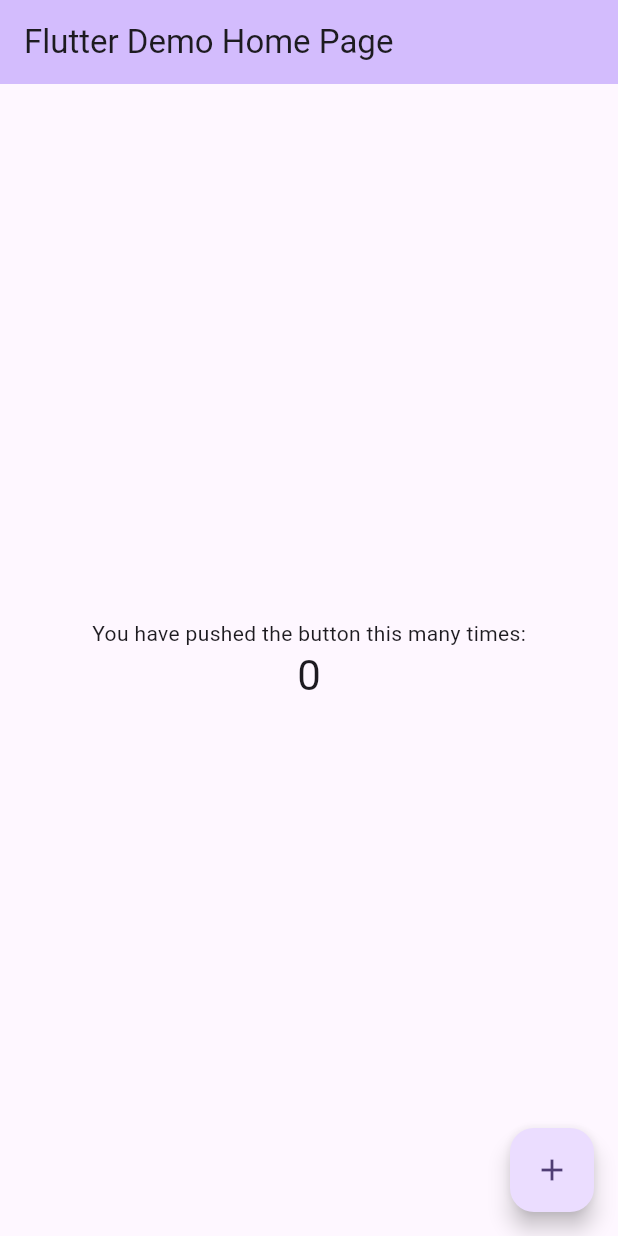
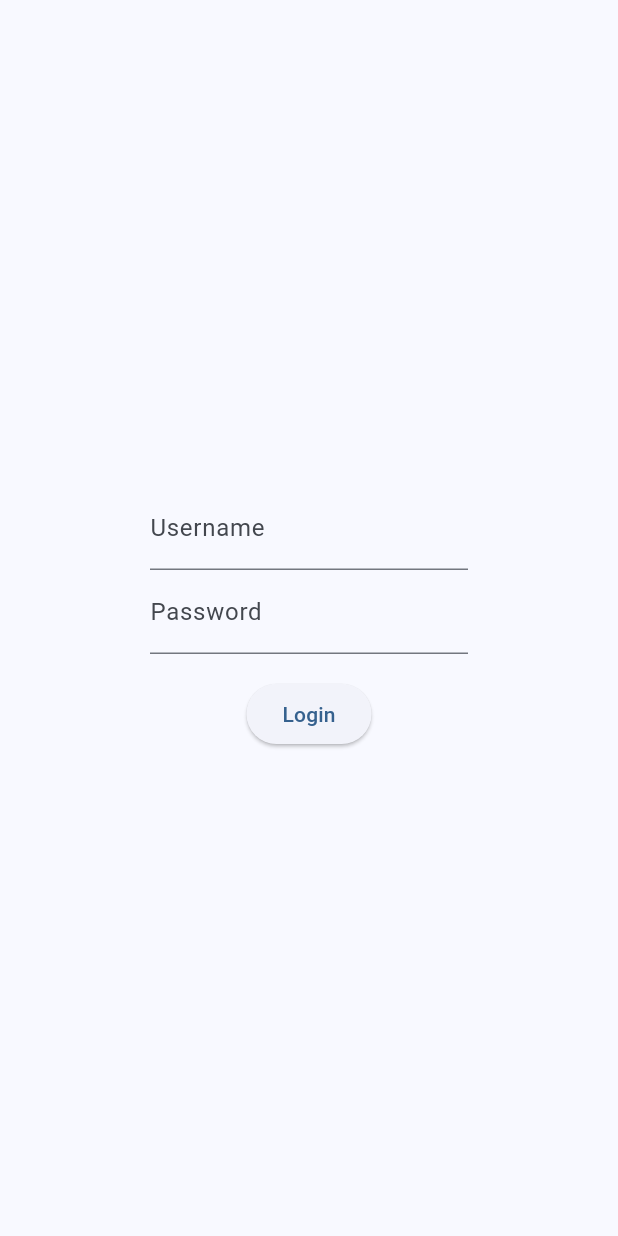
Before and after one commit to teguhmad123/absensi, a Flutter app: the screen it shows after launch, on a phone screen of 412 x 824 dp. Run offline on Flutter 3.47's test engine with Material 3 defaults, Android fonts, the phone set to English and light mode, and no system bars.

Commit message:
feat(login): init login page

```diff
--- /dev/null
+++ b/lib/auth/login_page.dart
@@ -0,0 +1,94 @@
+import 'package:flutter/material.dart';
+
+import 'package:absensi/main/home_page.dart';
+
+class LoginPage extends StatefulWidget {
+  const LoginPage({super.key});
+
+  @override
+  State<LoginPage> createState() => _LoginPageState();
+}
+
+class _LoginPageState extends State<LoginPage> {
+  final _formKey = GlobalKey<FormState>();
+  TextEditingController usernameController = TextEditingController();
+  TextEditingController passwordController = TextEditingController();
+
+  @override
+  Widget build(BuildContext context) {
+    return Scaffold(
+      body: Form(
+        key: _formKey,
+        child: Center(
+          child: Container(
+            margin: EdgeInsets.all(100),
+            // padding: EdgeInsets.all(100.0),
+            child: Column(
+              mainAxisAlignment: MainAxisAlignment.center,
+              children: <Widget>[
+                TextFormField(
+                  controller: usernameController,
+                  decoration: InputDecoration(
+                    labelText: "Username",
+                  ),
+                  keyboardType: TextInputType.text,
+                  validator: (value) {
+                    if (value == null || value.isEmpty) {
+                      return 'Please enter your username';
+                    }
+                    return null;
+                  },
+                ),
+                TextFormField(
+                  controller: passwordController,
+                  obscureText: true,
+                  decoration: InputDecoration(
+                    labelText: "Password",
+                  ),
+                  keyboardType: TextInputType.text,
+                  validator: (value) {
+                    if (value == null || value.isEmpty) {
+                      return 'Please enter your password';
+                    }
+                    return null;
+                  },
+                ),
+                SizedBox(
+                  height: 16,
+                ),
+                ElevatedButton(
+                  onPressed: () {
+                    if (_formKey.currentState!.validate()) {
+                      if (usernameController.text == "tes" &&
+                          passwordController.text == "aa") {
+                        Navigator.push(
+                          context,
+                          MaterialPageRoute(
+                            builder: (context) => HomePage(),
+                          ),
+                        );
+                      } else {
+                        ScaffoldMessenger.of(context).showSnackBar(
+                          const SnackBar(
+                            content: Text('Username or password wrong'),
+                          ),
+                        );
+                      }
+                    } else {
+                      ScaffoldMessenger.of(context).showSnackBar(
+                        const SnackBar(
+                          content: Text('Please fill input'),
+                        ),
+                      );
+                    }
+                  },
+                  child: Text("Login"),
+                ),
+              ],
+            ),
+          ),
+        ),
+      ),
+    );
+  }
+}
--- a/lib/main.dart
+++ b/lib/main.dart
@@ -1,125 +1,23 @@
 import 'package:flutter/material.dart';
+import 'auth/login_page.dart';
 
 void main() {
-  runApp(const MyApp());
+  runApp(const Absensi());
 }
 
-class MyApp extends StatelessWidget {
-  const MyApp({super.key});
+class Absensi extends StatelessWidget {
+  const Absensi({super.key});
 
   // This widget is the root of your application.
   @override
   Widget build(BuildContext context) {
     return MaterialApp(
-      title: 'Flutter Demo',
+      title: 'Absensi',
       theme: ThemeData(
-        // This is the theme of your application.
-        //
-        // TRY THIS: Try running your application with "flutter run". You'll see
-        // the application has a blue toolbar. Then, without quitting the app,
-        // try changing the seedColor in the colorScheme below to Colors.green
-        // and then invoke "hot reload" (save your changes or press the "hot
-        // reload" button in a Flutter-supported IDE, or press "r" if you used
-        // the command line to start the app).
-        //
-        // Notice that the counter didn't reset back to zero; the application
-        // state is not lost during the reload. To reset the state, use hot
-        // restart instead.
-        //
-        // This works for code too, not just values: Most code changes can be
-        // tested with just a hot reload.
-        colorScheme: ColorScheme.fromSeed(seedColor: Colors.deepPurple),
+        colorScheme: ColorScheme.fromSeed(seedColor: Colors.blue),
         useMaterial3: true,
       ),
-      home: const MyHomePage(title: 'Flutter Demo Home Page'),
+      home: const LoginPage(),
     );
   }
 }
-
-class MyHomePage extends StatefulWidget {
-  const MyHomePage({super.key, required this.title});
-
-  // This widget is the home page of your application. It is stateful, meaning
-  // that it has a State object (defined below) that contains fields that affect
-  // how it looks.
-
-  // This class is the configuration for the state. It holds the values (in this
-  // case the title) provided by the parent (in this case the App widget) and
-  // used by the build method of the State. Fields in a Widget subclass are
-  // always marked "final".
-
-  final String title;
-
-  @override
-  State<MyHomePage> createState() => _MyHomePageState();
-}
-
-class _MyHomePageState extends State<MyHomePage> {
-  int _counter = 0;
-
-  void _incrementCounter() {
-    setState(() {
-      // This call to setState tells the Flutter framework that something has
-      // changed in this State, which causes it to rerun the build method below
-      // so that the display can reflect the updated values. If we changed
-      // _counter without calling setState(), then the build method would not be
-      // called again, and so nothing would appear to happen.
-      _counter++;
-    });
-  }
-
-  @override
-  Widget build(BuildContext context) {
-    // This method is rerun every time setState is called, for instance as done
-    // by the _incrementCounter method above.
-    //
-    // The Flutter framework has been optimized to make rerunning build methods
-    // fast, so that you can just rebuild anything that needs updating rather
-    // than having to individually change instances of widgets.
-    return Scaffold(
-      appBar: AppBar(
-        // TRY THIS: Try changing the color here to a specific color (to
-        // Colors.amber, perhaps?) and trigger a hot reload to see the AppBar
-        // change color while the other colors stay the same.
-        backgroundColor: Theme.of(context).colorScheme.inversePrimary,
-        // Here we take the value from the MyHomePage object that was created by
-        // the App.build method, and use it to set our appbar title.
-        title: Text(widget.title),
-      ),
-      body: Center(
-        // Center is a layout widget. It takes a single child and positions it
-        // in the middle of the parent.
-        child: Column(
-          // Column is also a layout widget. It takes a list of children and
-          // arranges them vertically. By default, it sizes itself to fit its
-          // children horizontally, and tries to be as tall as its parent.
-          //
-          // Column has various properties to control how it sizes itself and
-          // how it positions its children. Here we use mainAxisAlignment to
-          // center the children vertically; the main axis here is the vertical
-          // axis because Columns are vertical (the cross axis would be
-          // horizontal).
-          //
-          // TRY THIS: Invoke "debug painting" (choose the "Toggle Debug Paint"
-          // action in the IDE, or press "p" in the console), to see the
-          // wireframe for each widget.
-          mainAxisAlignment: MainAxisAlignment.center,
-          children: <Widget>[
-            const Text(
-              'You have pushed the button this many times:',
-            ),
-            Text(
-              '$_counter',
-              style: Theme.of(context).textTheme.headlineMedium,
-            ),
-          ],
-        ),
-      ),
-      floatingActionButton: FloatingActionButton(
-        onPressed: _incrementCounter,
-        tooltip: 'Increment',
-        child: const Icon(Icons.add),
-      ), // This trailing comma makes auto-formatting nicer for build methods.
-    );
-  }
-}
```
Also changed, not shown: lib/main/home_page.dart (added, +43 -0 lines).
